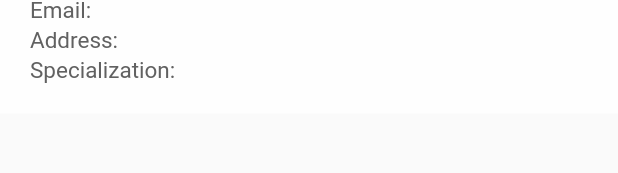
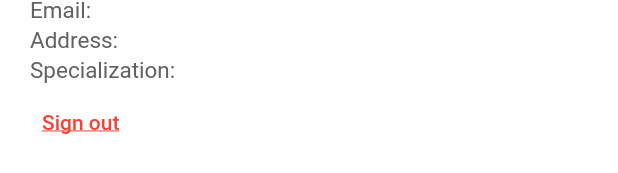
Before and after one commit to aliciakiser/Coach_Link, a Flutter app: the ProfilePage widget shown alone on an empty page, opened directly with empty values, on a phone screen of 412 x 824 dp. Shown: the part 398-571 px from the top of the screen. Run offline on Flutter 3.47's test engine with Material 2 defaults, Android fonts, the phone set to English and light mode, and no system bars; our stand-ins replace cloud_firestore, firebase_auth, firebase_core; accounts and stored records are empty.

Commit message:
add signout function under profile page

```diff
--- a/coach_link/lib/Views/ProfilePage.dart
+++ b/coach_link/lib/Views/ProfilePage.dart
@@ -4,6 +4,8 @@ import 'package:firebase_auth/firebase_auth.dart';
 import 'package:coach_link/Model/UpdateUser.dart';
 import 'package:coach_link/Model/User.dart';
 import 'package:coach_link/Model/UpdateUser.dart';
+import 'package:coach_link/Model/SignOutUser.dart';
+import 'package:coach_link/Views/LoginPage.dart';
 import 'UpdateProfilePage.dart';
 
 class ProfilePage extends StatefulWidget {
@@ -31,6 +33,14 @@ class _ProfilePageState extends State<ProfilePage> {
     _userProfile = UpdateUser(uid: uid);
     _coachUser = await _userProfile?.getCoach();
     if (mounted) setState(() {});
+  }
+
+  final FirebaseAuth auth = FirebaseAuth.instance;
+  //signout function
+  signOut() async {
+    await auth.signOut();
+    Navigator.pushReplacement(
+        context, MaterialPageRoute(builder: (context) => LoginPage()));
   }
 
   @override
@@ -139,6 +149,16 @@ class _ProfilePageState extends State<ProfilePage> {
               "Specialization: " + (_coachUser?.specialization ?? ""),
               style: TextStyle(fontSize: 15.0, color: Colors.grey[700]),
             ),
+            SizedBox(height: 2),
+            TextButton(
+                onPressed: () {
+                  signOut();
+                },
+                child: Text('Sign out',
+                    style: TextStyle(
+                        color: Colors.red,
+                        decoration: TextDecoration.underline))),
+
             SizedBox(height: 20),
             // Text(
             //   personalProfile.description,
```
Also changed, not shown: 4 other files.
